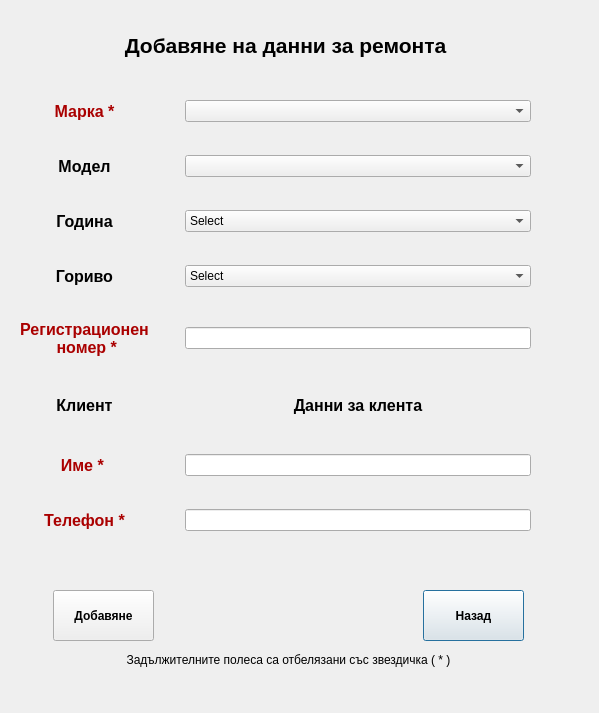
The window that newrepair.ui (JohnnyBrawo/CarServ) describes before a commit, drawn with Qt 5.
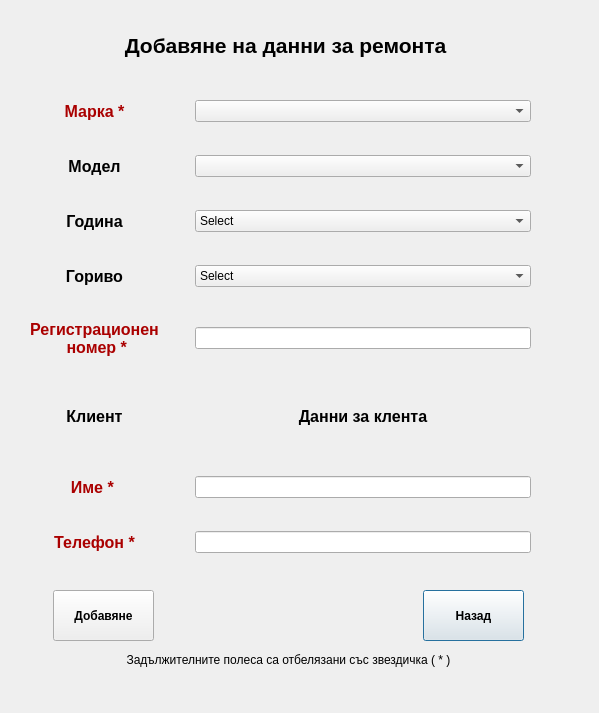
The same window after the commit.

```diff
--- a/newrepair.ui
+++ b/newrepair.ui
@@ -96,10 +96,13 @@
      <x>20</x>
      <y>90</y>
      <width>521</width>
-     <height>451</height>
+     <height>473</height>
     </rect>
    </property>
    <layout class="QGridLayout" name="gridRepairData">
+    <property name="leftMargin">
+     <number>10</number>
+    </property>
     <property name="topMargin">
      <number>10</number>
     </property>
```
